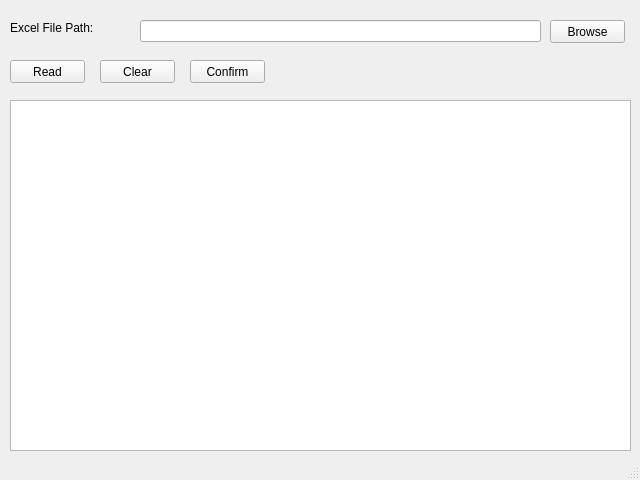
Above: ui/ReadExcel.ui from deoxyribonucleic-acid/doc_automation before the change. Below: the same form after it.
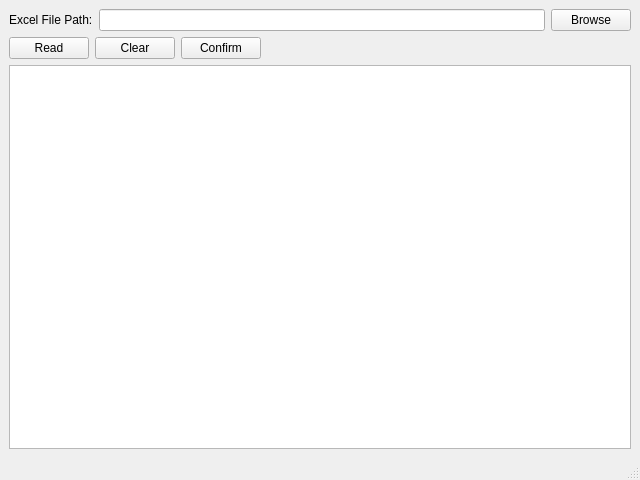
That is the form after the change.

Commit message: Make excel import window resizable, changes to register window, merge resizable register window to python program.

The edit to the form file:
```diff
--- a/ui/ReadExcel.ui
+++ b/ui/ReadExcel.ui
@@ -14,94 +14,78 @@
    <string>Excel Reader</string>
   </property>
   <widget class="QWidget" name="centralwidget">
+   <layout class="QGridLayout" name="gridLayout">
+    <item row="0" column="0">
+     <layout class="QVBoxLayout" name="verticalLayout">
+      <item>
+       <layout class="QHBoxLayout" name="horizontalLayout">
+        <item>
    <widget class="QLabel" name="file_path_label">
-    <property name="geometry">
-     <rect>
-      <x>10</x>
-      <y>20</y>
-      <width>131</width>
-      <height>16</height>
-     </rect>
-    </property>
     <property name="text">
      <string>Excel File Path:</string>
     </property>
    </widget>
+        </item>
+        <item>
    <widget class="QLineEdit" name="file_path_line_edit">
-    <property name="geometry">
-     <rect>
-      <x>140</x>
-      <y>20</y>
-      <width>401</width>
-      <height>22</height>
-     </rect>
-    </property>
     <property name="readOnly">
      <bool>true</bool>
     </property>
    </widget>
+        </item>
+        <item>
    <widget class="QPushButton" name="browse_btn">
-    <property name="geometry">
-     <rect>
-      <x>550</x>
-      <y>20</y>
-      <width>75</width>
-      <height>23</height>
-     </rect>
-    </property>
     <property name="text">
      <string>Browse</string>
     </property>
    </widget>
+        </item>
+       </layout>
+      </item>
+      <item>
+       <layout class="QHBoxLayout" name="horizontalLayout_2">
+        <item>
    <widget class="QPushButton" name="read_btn">
-    <property name="geometry">
-     <rect>
-      <x>10</x>
-      <y>60</y>
-      <width>75</width>
-      <height>23</height>
-     </rect>
-    </property>
     <property name="text">
      <string>Read</string>
     </property>
    </widget>
-   <widget class="QTableWidget" name="table_widget">
-    <property name="geometry">
-     <rect>
-      <x>10</x>
-      <y>100</y>
-      <width>621</width>
-      <height>351</height>
-     </rect>
-    </property>
-   </widget>
+        </item>
+        <item>
    <widget class="QPushButton" name="clr_btn">
-    <property name="geometry">
-     <rect>
-      <x>100</x>
-      <y>60</y>
-      <width>75</width>
-      <height>23</height>
-     </rect>
-    </property>
     <property name="text">
      <string>Clear</string>
     </property>
    </widget>
+        </item>
+        <item>
    <widget class="QPushButton" name="confirm_btn">
-   <property name="geometry">
-    <rect>
-     <x>190</x>
-     <y>60</y>
-     <width>75</width>
-     <height>23</height>
-    </rect>
-   </property>
    <property name="text">
     <string>Confirm</string>
    </property>
   </widget>
+        </item>
+        <item>
+         <spacer name="horizontalSpacer">
+          <property name="orientation">
+           <enum>Qt::Horizontal</enum>
+          </property>
+          <property name="sizeHint" stdset="0">
+           <size>
+            <width>40</width>
+            <height>20</height>
+           </size>
+          </property>
+         </spacer>
+        </item>
+       </layout>
+      </item>
+      <item>
+       <widget class="QTableWidget" name="table_widget"/>
+      </item>
+     </layout>
+    </item>
+   </layout>
   </widget>
   <widget class="QMenuBar" name="menubar">
    <property name="geometry">
```
Left out of the diff: 2 changed lines with no effect on the pictures. Lines whose indentation alone changed are shown as unchanged. The commit also changes 3 other files.
